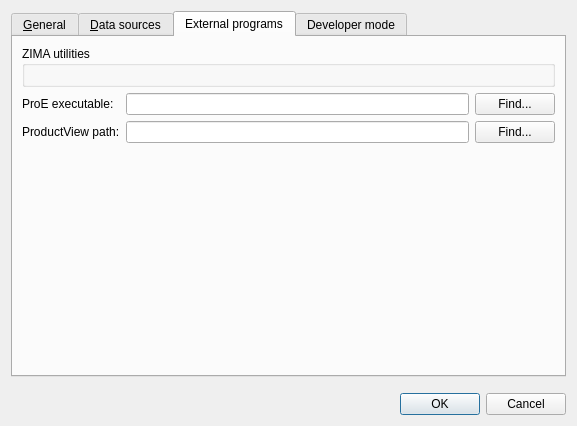
ZIMA-Engineering/ZIMA-CAD-Parts, file src/settingsdialog.ui: the form before one commit.
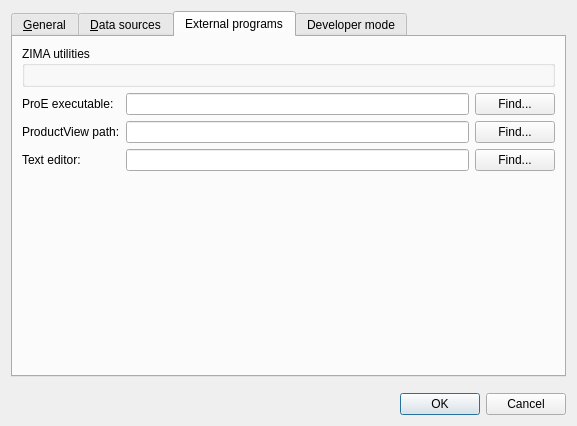
The form after the commit. The open tabs and pages were chosen to show the change.

Commit message: Configurable text editor for editing index files

Patch:
```diff
--- a/src/settingsdialog.ui
+++ b/src/settingsdialog.ui
@@ -284,9 +284,6 @@
          </property>
         </widget>
        </item>
-       <item row="1" column="1">
-        <widget class="QLineEdit" name="proeEdit"/>
-       </item>
        <item row="1" column="2">
         <widget class="QPushButton" name="proeButton">
          <property name="text">
@@ -301,9 +298,6 @@
          </property>
         </widget>
        </item>
-       <item row="2" column="1">
-        <widget class="QLineEdit" name="productViewEdit"/>
-       </item>
        <item row="2" column="2">
         <widget class="QPushButton" name="productViewButton">
          <property name="text">
@@ -311,7 +305,10 @@
          </property>
         </widget>
        </item>
-       <item row="3" column="1">
+       <item row="1" column="1">
+        <widget class="QLineEdit" name="proeEdit"/>
+       </item>
+       <item row="4" column="1">
         <spacer name="verticalSpacer_5">
          <property name="orientation">
           <enum>Qt::Vertical</enum>
@@ -324,6 +321,26 @@
          </property>
         </spacer>
        </item>
+       <item row="2" column="1">
+        <widget class="QLineEdit" name="productViewEdit"/>
+       </item>
+       <item row="3" column="0">
+        <widget class="QLabel" name="label_3">
+         <property name="text">
+          <string>Text editor:</string>
+         </property>
+        </widget>
+       </item>
+       <item row="3" column="1">
+        <widget class="QLineEdit" name="textEditorLineEdit"/>
+       </item>
+       <item row="3" column="2">
+        <widget class="QPushButton" name="textEditorButton">
+         <property name="text">
+          <string>Find...</string>
+         </property>
+        </widget>
+       </item>
       </layout>
      </widget>
      <widget class="QWidget" name="tab_3">
```
The commit also changes 6 other files.
